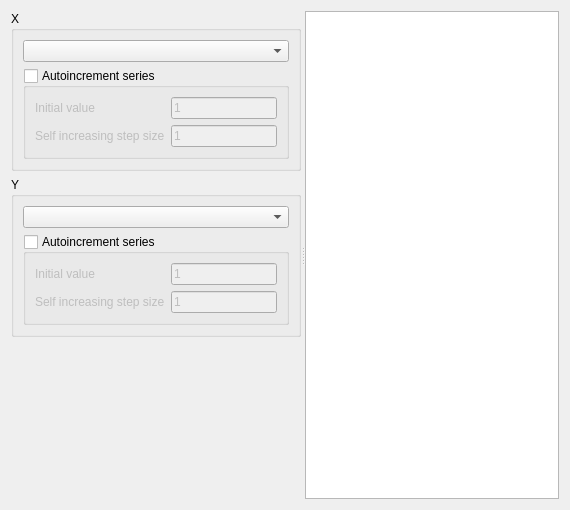
This is src/DAGui/DAChartAddXYSeriesWidget.ui in czyt1988/data-workbench as Qt 5 draws it before an edit. The edited form follows.
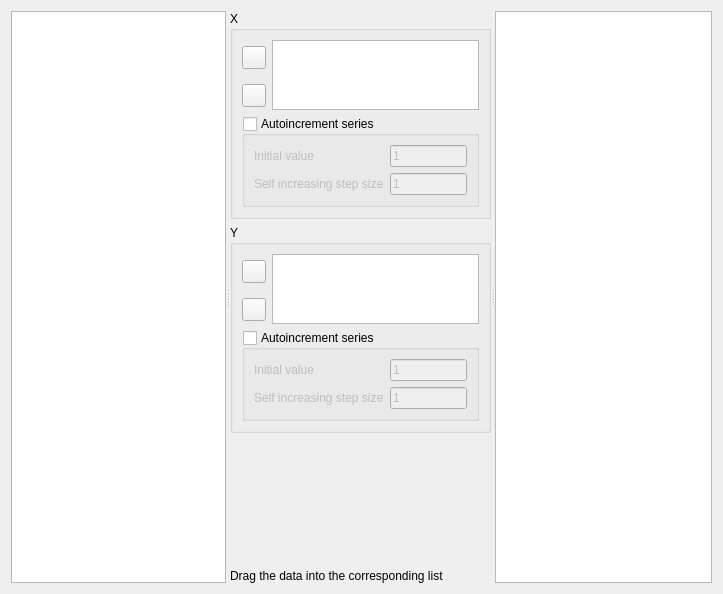
This is the edited form. Custom widgets are drawn as their Qt base class.

What changed in the file:
```diff
--- a/src/DAGui/DAChartAddXYSeriesWidget.ui
+++ b/src/DAGui/DAChartAddXYSeriesWidget.ui
@@ -6,30 +6,26 @@
    <rect>
     <x>0</x>
     <y>0</y>
-    <width>570</width>
-    <height>510</height>
+    <width>723</width>
+    <height>594</height>
    </rect>
   </property>
   <property name="windowTitle">
    <string>Add XY Series</string>
   </property>
-  <layout class="QVBoxLayout" name="verticalLayout_4">
+  <layout class="QVBoxLayout" name="verticalLayout_2">
    <item>
+    <widget class="QSplitter" name="splitter_2">
+     <property name="orientation">
+      <enum>Qt::Orientation::Horizontal</enum>
+     </property>
     <widget class="QSplitter" name="splitter">
-     <property name="sizePolicy">
-      <sizepolicy hsizetype="Expanding" vsizetype="Expanding">
-       <horstretch>0</horstretch>
-       <verstretch>0</verstretch>
-      </sizepolicy>
-     </property>
      <property name="orientation">
-      <enum>Qt::Horizontal</enum>
-     </property>
-     <widget class="QWidget" name="layoutWidget">
-      <layout class="QVBoxLayout" name="verticalLayout_3">
-       <item>
-        <layout class="QHBoxLayout" name="horizontalLayout"/>
-       </item>
+       <enum>Qt::Orientation::Horizontal</enum>
+      </property>
+      <widget class="QTreeView" name="treeView"/>
+      <widget class="QWidget" name="">
+       <layout class="QVBoxLayout" name="verticalLayout">
        <item>
         <widget class="DA::DACollapsibleGroupBox" name="groupBoxX">
          <property name="title">
@@ -38,11 +34,25 @@
          <property name="flat">
           <bool>true</bool>
          </property>
-         <layout class="QVBoxLayout" name="verticalLayout">
-          <item>
-           <widget class="DA::DADataManagerComboBox" name="comboBoxX"/>
-          </item>
-          <item>
+          <layout class="QGridLayout" name="gridLayout_4">
+           <item row="0" column="0">
+            <widget class="QToolButton" name="toolButtonAddToX">
+             <property name="text">
+              <string/>
+             </property>
+            </widget>
+           </item>
+           <item row="0" column="1" rowspan="2">
+            <widget class="QListView" name="listView_2"/>
+           </item>
+           <item row="1" column="0">
+            <widget class="QToolButton" name="toolButtonRemoveFromX">
+             <property name="text">
+              <string/>
+             </property>
+            </widget>
+           </item>
+           <item row="2" column="0" colspan="2">
            <widget class="QGroupBox" name="groupBoxXAutoincrement">
             <property name="title">
              <string>Autoincrement series</string>
@@ -92,18 +102,32 @@
         </widget>
        </item>
        <item>
-        <widget class="DA::DACollapsibleGroupBox" name="groupBox">
+         <widget class="DA::DACollapsibleGroupBox" name="groupBoxY">
          <property name="title">
           <string>Y</string>
          </property>
          <property name="flat">
           <bool>true</bool>
          </property>
-         <layout class="QVBoxLayout" name="verticalLayout_2">
-          <item>
-           <widget class="DA::DADataManagerComboBox" name="comboBoxY"/>
-          </item>
-          <item>
+          <layout class="QGridLayout" name="gridLayout_3">
+           <item row="0" column="0">
+            <widget class="QToolButton" name="toolButtonAddToY">
+             <property name="text">
+              <string/>
+             </property>
+            </widget>
+           </item>
+           <item row="0" column="1" rowspan="2">
+            <widget class="QListView" name="listView"/>
+           </item>
+           <item row="1" column="0">
+            <widget class="QToolButton" name="toolButtonRemoveFromY">
+             <property name="text">
+              <string/>
+             </property>
+            </widget>
+           </item>
+           <item row="2" column="0" colspan="2">
            <widget class="QGroupBox" name="groupBoxYAutoincrement">
             <property name="title">
              <string>Autoincrement series</string>
@@ -160,12 +184,20 @@
          <property name="sizeHint" stdset="0">
           <size>
            <width>20</width>
-           <height>40</height>
+            <height>18</height>
           </size>
          </property>
         </spacer>
        </item>
-      </layout>
+        <item>
+         <widget class="QLabel" name="label">
+          <property name="text">
+           <string>Drag the data into the corresponding list</string>
+          </property>
+         </widget>
+        </item>
+       </layout>
+      </widget>
      </widget>
      <widget class="DA::DAPySeriesTableView" name="tableViewXY"/>
     </widget>
@@ -173,11 +205,6 @@
   </layout>
  </widget>
  <customwidgets>
-  <customwidget>
-   <class>DA::DADataManagerComboBox</class>
-   <extends>QComboBox</extends>
-   <header>DADataManagerComboBox.h</header>
-  </customwidget>
   <customwidget>
    <class>DA::DACollapsibleGroupBox</class>
    <extends>QGroupBox</extends>
```
Left out of the diff: 101 changed lines with no effect on the pictures. Lines whose indentation alone changed are shown as unchanged.
